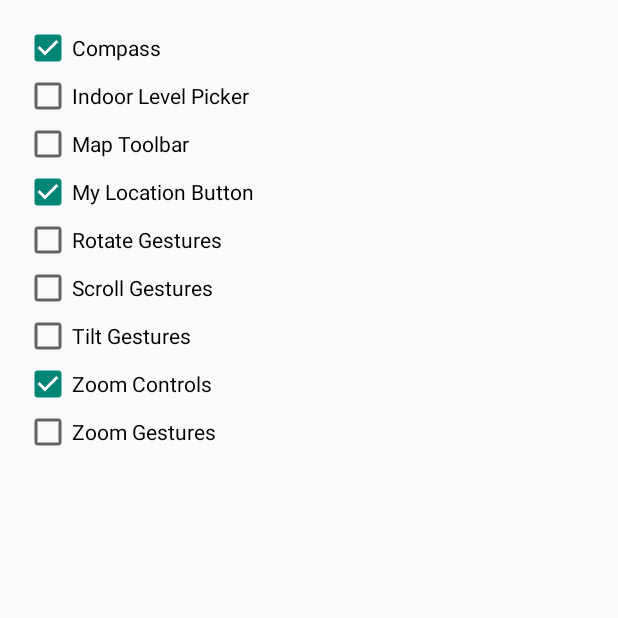
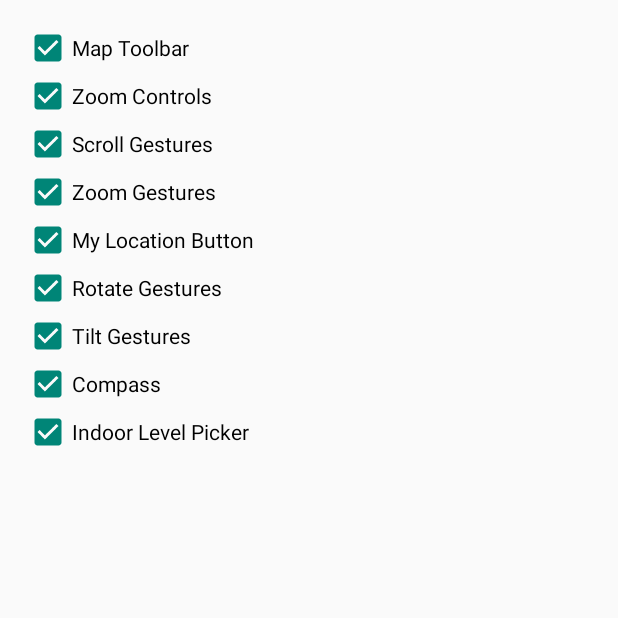
Before and after one commit to aclima93/Computacao_Movel, an Android app: the screen it shows after launch (MapControlsActivity), after a tap on "Map Settings", on a phone screen of 412 x 824 dp, the top half of it. Run offline under Robolectric (Android 15) with nearby library versions, the light colour scheme and no system bars; 1 statement that could not run was skipped.

Commit message:
- simpler simple controls list

```diff
--- a/GoogleMaps/app/src/main/java/com/cm/workshop/googlemaps/MapControlsActivity.java
+++ b/GoogleMaps/app/src/main/java/com/cm/workshop/googlemaps/MapControlsActivity.java
@@ -4,9 +4,12 @@ import android.app.Activity;
 import android.content.Intent;
 import android.os.Bundle;
 import android.support.v7.app.AppCompatActivity;
+import android.view.View;
 import android.widget.CheckBox;
+import android.widget.LinearLayout;
 
 import java.util.HashMap;
+import java.util.Map;
 
 public class MapControlsActivity extends AppCompatActivity {
 
@@ -18,7 +21,6 @@ public class MapControlsActivity extends AppCompatActivity {
         setContentView(R.layout.activity_map_controls);
 
         setupPreferences();
-
     }
 
     @Override
@@ -32,75 +34,33 @@ public class MapControlsActivity extends AppCompatActivity {
         super.finish();
     }
 
+
+
     private void setupPreferences() {
 
         Intent intent = getIntent();
         mapControlConfigurations = (HashMap<String, Boolean>) intent.getSerializableExtra(MapsActivity.MAP_CONTROL_CONFIGURATIONS_KEY);
 
+        LinearLayout linearLayout = (LinearLayout) findViewById(R.id.map_controls_id);
+
         CheckBox checkBox;
 
-        // Compass
-        String compassKey = getString(R.string.compass_key);
-        if (mapControlConfigurations.containsKey(compassKey) ) {
-            checkBox = (CheckBox) findViewById(R.id.compass_id);
-            checkBox.setChecked(mapControlConfigurations.get(compassKey));
+        for( final Map.Entry<String, Boolean> mapControl : mapControlConfigurations.entrySet() ){
+
+            checkBox = new CheckBox(this);
+            checkBox.setText(mapControl.getKey());
+            checkBox.setChecked(mapControl.getValue());
+            checkBox.setOnClickListener(new View.OnClickListener() {
+                @Override
+                public void onClick(View v) {
+                    mapControlConfigurations.put(mapControl.getKey(), ((CheckBox) v).isChecked());
+                }
+            });
+
+            linearLayout.addView(checkBox);
+
         }
 
-        // Indoor Level Picker
-        String indoorLevelPickerKey = getString(R.string.indoor_level_picker_key);
-        if (mapControlConfigurations.containsKey(indoorLevelPickerKey) ) {
-            checkBox = (CheckBox) findViewById(R.id.indoor_level_picker_id);
-            checkBox.setChecked(mapControlConfigurations.get(indoorLevelPickerKey));
-        }
-
-        // Map Toolbar
-        String mapToolbarKey = getString(R.string.map_toolbar_key);
-        if (mapControlConfigurations.containsKey(mapToolbarKey) ) {
-            checkBox = (CheckBox) findViewById(R.id.map_toolbar_id);
-            checkBox.setChecked(mapControlConfigurations.get(mapToolbarKey));
-        }
-
-        // My Location Button
-        String myLocationButtonKey = getString(R.string.my_location_button_key);
-        if (mapControlConfigurations.containsKey(myLocationButtonKey) ) {
-            checkBox = (CheckBox) findViewById(R.id.my_location_button_id);
-            checkBox.setChecked(mapControlConfigurations.get(myLocationButtonKey));
-        }
-
-        // Rotate Gestures
-        String rotateGesturesKey = getString(R.string.rotate_gestures_key);
-        if (mapControlConfigurations.containsKey(rotateGesturesKey) ) {
-            checkBox = (CheckBox) findViewById(R.id.rotate_gestures_id);
-            checkBox.setChecked(mapControlConfigurations.get(rotateGesturesKey));
-        }
-
-        // Scroll Gestures
-        String scrollGesturesKey = getString(R.string.scroll_gestures_key);
-        if (mapControlConfigurations.containsKey(scrollGesturesKey) ) {
-            checkBox = (CheckBox) findViewById(R.id.scroll_gestures_id);
-            checkBox.setChecked(mapControlConfigurations.get(scrollGesturesKey));
-        }
-
-        // Tilt Gestures
-        String tiltGesturesKey = getString(R.string.tilt_gestures_key);
-        if (mapControlConfigurations.containsKey(tiltGesturesKey) ) {
-            checkBox = (CheckBox) findViewById(R.id.tilt_gestures_id);
-            checkBox.setChecked(mapControlConfigurations.get(tiltGesturesKey));
-        }
-
-        // Zoom Controls
-        String zoomControlsKey = getString(R.string.zoom_controls_key);
-        if (mapControlConfigurations.containsKey(zoomControlsKey) ) {
-            checkBox = (CheckBox) findViewById(R.id.zoom_controls_id);
-            checkBox.setChecked(mapControlConfigurations.get(zoomControlsKey));
-        }
-
-        // Zoom Gestures
-        String zoomGesturesKey = getString(R.string.zoom_gestures_key);
-        if (mapControlConfigurations.containsKey(zoomGesturesKey) ) {
-            checkBox = (CheckBox) findViewById(R.id.zoom_gestures_id);
-            checkBox.setChecked(mapControlConfigurations.get(zoomGesturesKey));
-        }
     }
 
 }
--- a/GoogleMaps/app/src/main/java/com/cm/workshop/googlemaps/MapsActivity.java
+++ b/GoogleMaps/app/src/main/java/com/cm/workshop/googlemaps/MapsActivity.java
@@ -115,7 +115,7 @@ public class MapsActivity extends AppCompatActivity {
 
         mapControlConfigurations = new HashMap<>();
 
-        String[] mapControlsKeys = getResources().getStringArray(R.array.map_controls_keys);
+        String[] mapControlsKeys = getResources().getStringArray(R.array.map_controls_titles);
         String[] mapControlsValues = getResources().getStringArray(R.array.map_controls_values);
 
         for(int i=0; i<mapControlsKeys.length; i++)
@@ -202,57 +202,59 @@ public class MapsActivity extends AppCompatActivity {
     private void applyMapSettings() {
 
         // Compass
-        String compassKey = getString(R.string.compass_key);
+        String compassKey = getString(R.string.compass_title);
         if (mapControlConfigurations.containsKey(compassKey) ) {
             mMap.getUiSettings().setCompassEnabled(mapControlConfigurations.get(compassKey));
         }
 
         // Indoor Level Picker
-        String indoorLevelPickerKey = getString(R.string.indoor_level_picker_key);
+        String indoorLevelPickerKey = getString(R.string.indoor_level_picker_title);
         if (mapControlConfigurations.containsKey(indoorLevelPickerKey) ) {
+            mMap.setIndoorEnabled(mapControlConfigurations.get(indoorLevelPickerKey));
             mMap.getUiSettings().setIndoorLevelPickerEnabled(mapControlConfigurations.get(indoorLevelPickerKey));
         }
 
         // Map Toolbar
-        String mapToolbarKey = getString(R.string.map_toolbar_key);
+        String mapToolbarKey = getString(R.string.map_toolbar_title);
         if (mapControlConfigurations.containsKey(mapToolbarKey) ) {
             mMap.getUiSettings().setMapToolbarEnabled(mapControlConfigurations.get(mapToolbarKey));
         }
 
         // My Location Button
-        String myLocationButtonKey = getString(R.string.my_location_button_key);
+        String myLocationButtonKey = getString(R.string.my_location_button_title);
         if (mapControlConfigurations.containsKey(myLocationButtonKey) ) {
-            mMap.getUiSettings().setMapToolbarEnabled(mapControlConfigurations.get(myLocationButtonKey));
+            mMap.setMyLocationEnabled(mapControlConfigurations.get(myLocationButtonKey));
+            mMap.getUiSettings().setMyLocationButtonEnabled(mapControlConfigurations.get(myLocationButtonKey));
         }
 
         // Rotate Gestures
-        String rotateGesturesKey = getString(R.string.rotate_gestures_key);
+        String rotateGesturesKey = getString(R.string.rotate_gestures_title);
         if (mapControlConfigurations.containsKey(rotateGesturesKey) ) {
             mMap.getUiSettings().setMapToolbarEnabled(mapControlConfigurations.get(rotateGesturesKey));
         }
 
         // Scroll Gestures
-        String scrollGesturesKey = getString(R.string.scroll_gestures_key);
+        String scrollGesturesKey = getString(R.string.scroll_gestures_title);
         if (mapControlConfigurations.containsKey(scrollGesturesKey) ) {
-            mMap.getUiSettings().setMapToolbarEnabled(mapControlConfigurations.get(scrollGesturesKey));
+            mMap.getUiSettings().setScrollGesturesEnabled(mapControlConfigurations.get(scrollGesturesKey));
         }
 
         // Tilt Gestures
-        String tiltGesturesKey = getString(R.string.tilt_gestures_key);
+        String tiltGesturesKey = getString(R.string.tilt_gestures_title);
         if (mapControlConfigurations.containsKey(tiltGesturesKey) ) {
-            mMap.getUiSettings().setMapToolbarEnabled(mapControlConfigurations.get(tiltGesturesKey));
+            mMap.getUiSettings().setTiltGesturesEnabled(mapControlConfigurations.get(tiltGesturesKey));
         }
 
         // Zoom Controls
-        String zoomControlsKey = getString(R.string.zoom_controls_key);
+        String zoomControlsKey = getString(R.string.zoom_controls_title);
         if (mapControlConfigurations.containsKey(zoomControlsKey) ) {
             mMap.getUiSettings().setZoomControlsEnabled(mapControlConfigurations.get(zoomControlsKey));
         }
 
         // Zoom Gestures
-        String zoomGesturesKey = getString(R.string.zoom_gestures_key);
+        String zoomGesturesKey = getString(R.string.zoom_gestures_title);
         if (mapControlConfigurations.containsKey(zoomGesturesKey) ) {
-            mMap.getUiSettings().setZoomControlsEnabled(mapControlConfigurations.get(zoomGesturesKey));
+            mMap.getUiSettings().setZoomGesturesEnabled(mapControlConfigurations.get(zoomGesturesKey));
         }
 
     }
--- a/GoogleMaps/app/src/main/res/layout/activity_map_controls.xml
+++ b/GoogleMaps/app/src/main/res/layout/activity_map_controls.xml
@@ -7,66 +7,4 @@
     android:layout_height="fill_parent"
     android:padding="@dimen/fab_margin">
 
-    <CheckBox
-        android:layout_width="wrap_content"
-        android:layout_height="wrap_content"
-        android:id="@+id/compass_id"
-        android:text="@string/compass_title" />
-
-    <CheckBox
-        android:layout_width="wrap_content"
-        android:layout_height="wrap_content"
-        android:id="@+id/indoor_level_picker_id"
-        android:text="@string/indoor_level_picker_title"/>
-
-    <CheckBox
-        android:layout_width="wrap_content"
-        android:layout_height="wrap_content"
-        android:dependency="use_default_control_settings"
-        android:id="@+id/map_toolbar_id"
-        android:text="@string/map_toolbar_title"/>
-
-    <CheckBox
-        android:layout_width="wrap_content"
-        android:layout_height="wrap_content"
-        android:dependency="use_default_control_settings"
-        android:id="@+id/my_location_button_id"
-        android:text="@string/my_location_button_title"/>
-
-    <CheckBox
-        android:layout_width="wrap_content"
-        android:layout_height="wrap_content"
-        android:dependency="use_default_control_settings"
-        android:id="@+id/rotate_gestures_id"
-        android:text="@string/rotate_gestures_title"/>
-
-    <CheckBox
-        android:layout_width="wrap_content"
-        android:layout_height="wrap_content"
-        android:dependency="use_default_control_settings"
-        android:id="@+id/scroll_gestures_id"
-        android:text="@string/scroll_gestures_title"/>
-
-    <CheckBox
-        android:layout_width="wrap_content"
-        android:layout_height="wrap_content"
-        android:dependency="use_default_control_settings"
-        android:id="@+id/tilt_gestures_id"
-        android:text="@string/tilt_gestures_title"/>
-
-    <CheckBox
-        android:layout_width="wrap_content"
-        android:layout_height="wrap_content"
-        android:dependency="use_default_control_settings"
-        android:id="@+id/zoom_controls_id"
-        android:text="@string/zoom_controls_title"/>
-
-    <CheckBox
-        android:layout_width="wrap_content"
-        android:layout_height="wrap_content"
-        android:dependency="use_default_control_settings"
-        android:id="@+id/zoom_gestures_id"
-        android:text="@string/zoom_gestures_title"/>
-
-
 </LinearLayout>
--- a/GoogleMaps/app/src/main/res/values/arrays.xml
+++ b/GoogleMaps/app/src/main/res/values/arrays.xml
@@ -6,29 +6,29 @@
     <!-- ******************** -->
 
     <!-- Keys -->
-    <string-array name="map_controls_keys">
-        <item>@string/compass_key</item>
-        <item>@string/indoor_level_picker_key</item>
-        <item>@string/map_toolbar_key</item>
-        <item>@string/my_location_button_key</item>
-        <item>@string/rotate_gestures_key</item>
-        <item>@string/scroll_gestures_key</item>
-        <item>@string/tilt_gestures_key</item>
-        <item>@string/zoom_controls_key</item>
-        <item>@string/zoom_gestures_key</item>
+    <string-array name="map_controls_titles">
+        <item>@string/compass_title</item>
+        <item>@string/indoor_level_picker_title</item>
+        <item>@string/map_toolbar_title</item>
+        <item>@string/my_location_button_title</item>
+        <item>@string/rotate_gestures_title</item>
+        <item>@string/scroll_gestures_title</item>
+        <item>@string/tilt_gestures_title</item>
+        <item>@string/zoom_controls_title</item>
+        <item>@string/zoom_gestures_title</item>
     </string-array>
 
     <!-- Values -->
     <string-array name="map_controls_values">
         <item>true</item>
-        <item>false</item>
-        <item>false</item>
         <item>true</item>
-        <item>false</item>
-        <item>false</item>
-        <item>false</item>
         <item>true</item>
-        <item>false</item>
+        <item>true</item>
+        <item>true</item>
+        <item>true</item>
+        <item>true</item>
+        <item>true</item>
+        <item>true</item>
     </string-array>
 
 </resources>
--- a/GoogleMaps/app/src/main/res/values/strings.xml
+++ b/GoogleMaps/app/src/main/res/values/strings.xml
@@ -22,16 +22,7 @@
     <string name="zoom_controls_title">Zoom Controls</string>
     <string name="zoom_gestures_title">Zoom Gestures</string>
 
-    <!-- Keys -->
-    <string name="compass_key">compass</string>
-    <string name="indoor_level_picker_key">indoorLevelPicker</string>
-    <string name="map_toolbar_key">mapToolbar</string>
-    <string name="my_location_button_key">myLocationButton</string>
-    <string name="rotate_gestures_key">rotateGestures</string>
-    <string name="scroll_gestures_key">scrollGestures</string>
-    <string name="tilt_gestures_key">tiltGestures</string>
-    <string name="zoom_controls_key">zoomControls</string>
-    <string name="zoom_gestures_key">zoomGestures</string>
+    <string name="all_controls_title">All Controls</string>
 
     <string name="action_map_settings">Map Settings</string>
     <string name="action_marker_settings">Marker Settings</string>
```
